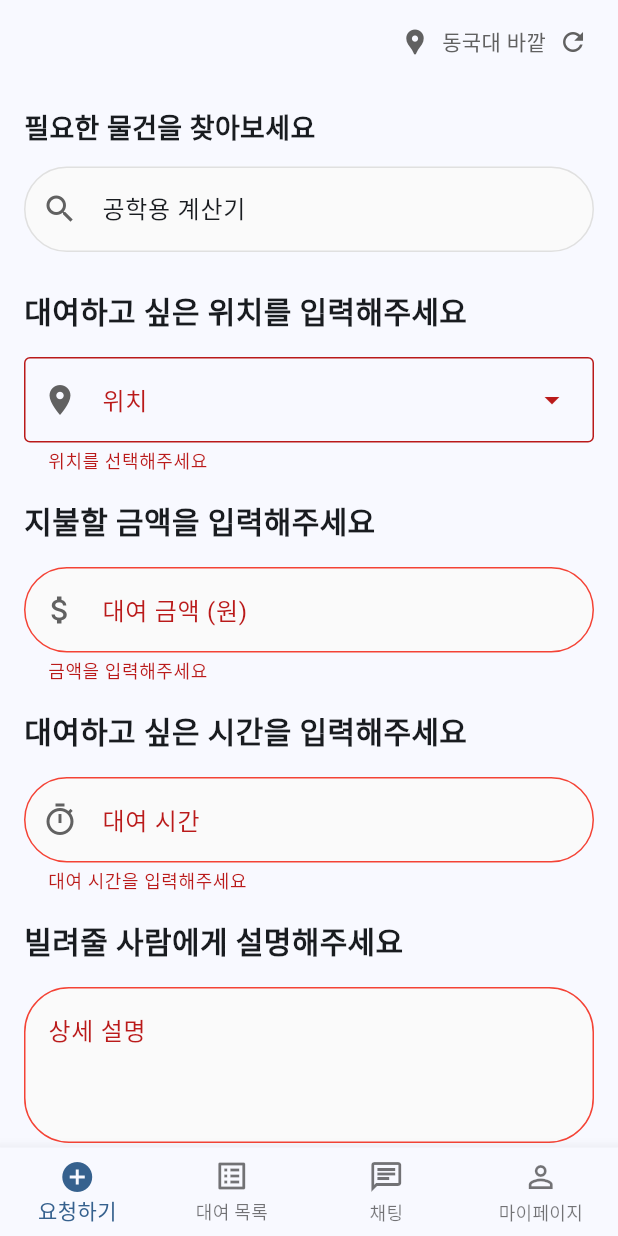
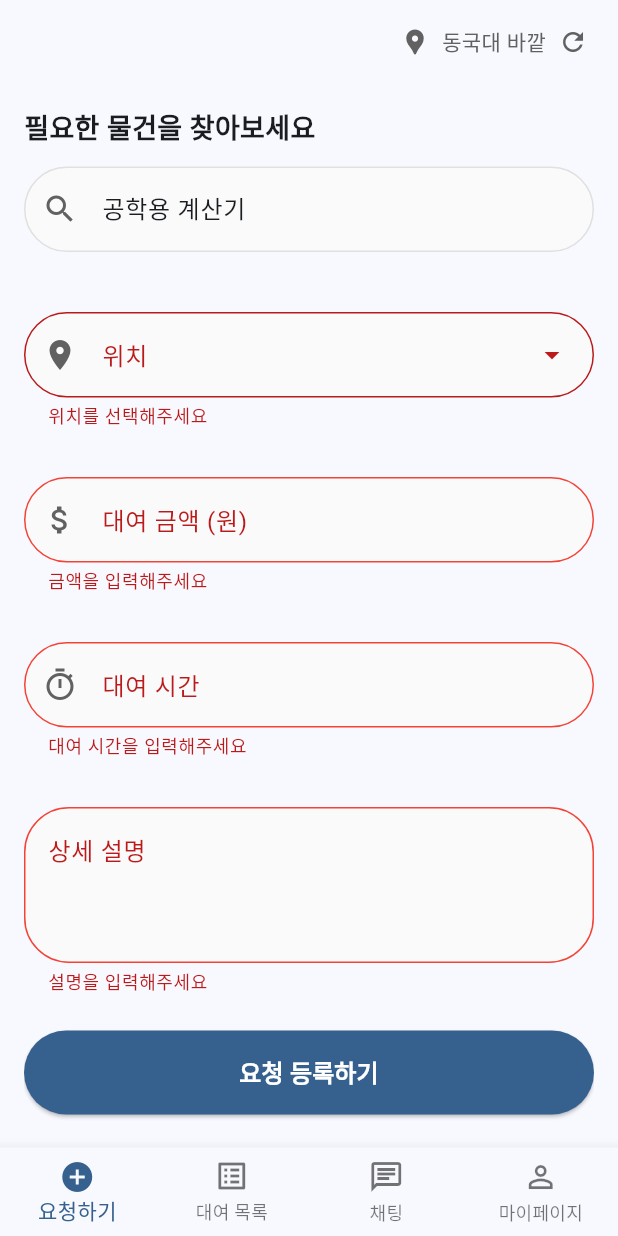
Before and after one commit to com0ze/OSSP_Frontend, a Flutter app: the HomeNavigation screen opened directly, after a tap on "자주 찾음", after a tap on "요청 등록하기", on a phone screen of 412 x 824 dp. Run offline on Flutter 3.47's test engine with Material 3 defaults, Android fonts, the phone set to English and light mode, and no system bars; our stand-ins replace dio, firebase_core, firebase_messaging, flutter_local_notifications, flutter_secure_storage, geolocator; missing offline and left inert: maps_toolkit, stomp_dart_client; accounts and stored records are empty; network calls fail.

Commit message:
건물명 한/영 양방향 호환 및 대여 목록 화면 개선

```diff
--- a/lib/managers/location_manager.dart
+++ b/lib/managers/location_manager.dart
@@ -1,5 +1,6 @@
 import 'dart:async';
 import 'dart:convert';
+import 'dart:developer';
 import 'package:flutter/foundation.dart';
 import 'package:flutter/services.dart' show rootBundle;
 import 'package:geolocator/geolocator.dart';
@@ -40,9 +41,17 @@ class BuildingNameTransfer {
     '문화관': 'CULTURE',
   };
 
+  static final Map<String, String> _codeToKorean = Map.fromEntries(
+    _koreanToCode.entries.map((e) => MapEntry(e.value, e.key)),
+  );
+
   /// 한글 건물명 → 영어 코드 (예: '정보문화관' → 'INFO_CULTURE').
   /// 매핑에 없는 값은 원본 문자열을 그대로 반환.
-  static String toCode(String korean) => _koreanToCode[korean] ?? korean;
+  static String toEnglish(String korean) => _koreanToCode[korean] ?? korean;
+
+  /// 영어 코드 → 한글 건물명 (예: 'INFO_CULTURE' → '정보문화관').
+  /// 매핑에 없는 값은 원본 문자열을 그대로 반환.
+  static String toKorean(String english) => _codeToKorean[english] ?? english;
 }
 
 class LocationManager extends ChangeNotifier {
@@ -275,22 +284,22 @@ class LocationManager extends ChangeNotifier {
   /// API 명세: PATCH /users/location, body: { "currentBuilding": "원흥관" }
   Future<void> _sendLocationToServer(String? buildingName) async {
     if (buildingName == null) {
-      debugPrint('[Location] 건물 밖 — 서버 전송 생략');
-      return;
+      log('[Location] 건물 밖 — 건물 이름 변경');
+      buildingName = 'OUTSIDE';
     }
 
-    debugPrint('[Location] (예정) 서버로 위치 전송 → $buildingName');
+    log('[Location] 서버로 위치 전송 → $buildingName');
 
     // ── 백엔드 연결 시 아래 주석을 해제하세요 ──────────────────
     //
     try {
       await ApiClient().dio.patch(
         '/api/v1/users/location',
-        data: {'currentBuilding': BuildingNameTransfer.toCode(buildingName)},
+        data: {'currentBuilding': BuildingNameTransfer.toEnglish(buildingName)},
       );
-      debugPrint('[Location] 서버 위치 갱신 성공 → $buildingName');
+      log('[Location] 서버 위치 갱신 성공 → $buildingName');
     } catch (e) {
-      debugPrint('[Location] 서버 위치 갱신 실패: $e');
+      log('[Location] 서버 위치 갱신 실패: $e');
     }
 
     // ─────────────────────────────────────────────────────
--- a/lib/screens/item_detail_screen.dart
+++ b/lib/screens/item_detail_screen.dart
@@ -1,6 +1,7 @@
 import 'package:flutter/material.dart';
 import '/extensions/theme_extension.dart';
 import '/managers/data_manager.dart';
+import '/managers/location_manager.dart';
 import '/managers/login_manager.dart';
 import '/models/match.dart';
 import '/models/rental_item.dart';
@@ -129,7 +130,7 @@ class _ItemDetailScreenState extends State<ItemDetailScreen> {
                             _InfoRow(
                               icon: Icons.location_on,
                               label: '위치',
-                              value: currentItem.buildingName,
+                              value: BuildingNameTransfer.toKorean(currentItem.buildingName),
                             ),
                             const SizedBox(height: 12),
                             _InfoRow(
--- a/lib/screens/rental_request_screen.dart
+++ b/lib/screens/rental_request_screen.dart
@@ -263,17 +263,12 @@ class _RentalRequestScreenState extends State<RentalRequestScreen> {
       key: const ValueKey('phase2'),
       crossAxisAlignment: CrossAxisAlignment.stretch,
       children: [
-        const SizedBox(height: 16),
-        const Text(
-          '대여하고 싶은 위치를 입력해주세요',
-          style: TextStyle(fontSize: 20, fontWeight: FontWeight.bold),
-        ),
-        const SizedBox(height: 16),
+        const SizedBox(height: 32),
         ListenableBuilder(
           listenable: LocationManager(),
           builder: (context, _) {
-            return Theme(
-              data: Theme.of(context).copyWith(
+            return DropdownMenu<String>(
+                expandedInsets: EdgeInsets.zero,
                 inputDecorationTheme: InputDecorationTheme(
                   border: OutlineInputBorder(
                     borderRadius: BorderRadius.circular(30),
@@ -289,9 +284,6 @@ class _RentalRequestScreenState extends State<RentalRequestScreen> {
                   filled: true,
                   fillColor: Colors.grey.shade50,
                 ),
-              ),
-              child: DropdownMenu<String>(
-                expandedInsets: EdgeInsets.zero,
                 controller: _placeMenuController,
                 initialSelection: _selectedPlaceId,
                 label: const Text('위치'),
@@ -338,16 +330,10 @@ class _RentalRequestScreenState extends State<RentalRequestScreen> {
                   _selectedPlaceId = value;
                   _placeError = null;
                 }),
-              ),
-            );
+              );
           },
         ),
-        const SizedBox(height: 16),
-        const Text(
-          '지불할 금액을 입력해주세요',
-          style: TextStyle(fontSize: 20, fontWeight: FontWeight.bold),
-        ),
-        const SizedBox(height: 16),
+        const SizedBox(height: 32),
         TextFormField(
           controller: _priceController,
           keyboardType: TextInputType.number,
@@ -363,21 +349,16 @@ class _RentalRequestScreenState extends State<RentalRequestScreen> {
             return null;
           },
         ),
-        const SizedBox(height: 16),
-        const Text(
-          '대여하고 싶은 시간을 입력해주세요',
-          style: TextStyle(fontSize: 20, fontWeight: FontWeight.bold),
-        ),
-        const SizedBox(height: 16),
+        const SizedBox(height: 32),
         TextFormField(
           controller: _durationController,
           keyboardType: TextInputType.number,
           decoration: _roundedDecoration(
             context: context,
             label: '대여 시간',
-            hint: '예: 60',
+            hint: '예: 2',
             prefixIcon: const Icon(Icons.timer_outlined),
-            suffixText: '분',
+            suffixText: '시간',
           ),
           validator: (value) {
             if (value == null || value.isEmpty) return '대여 시간을 입력해주세요';
@@ -386,12 +367,7 @@ class _RentalRequestScreenState extends State<RentalRequestScreen> {
             return null;
           },
         ),
-        const SizedBox(height: 16),
-        const Text(
-          '빌려줄 사람에게 설명해주세요',
-          style: TextStyle(fontSize: 20, fontWeight: FontWeight.bold),
-        ),
-        const SizedBox(height: 16),
+        const SizedBox(height: 32),
         TextFormField(
           controller: _descriptionController,
           maxLines: 3,
--- a/lib/widgets/rental_item_widget_factory.dart
+++ b/lib/widgets/rental_item_widget_factory.dart
@@ -1,5 +1,6 @@
 import 'package:flutter/material.dart';
 import '/extensions/theme_extension.dart';
+import '/managers/location_manager.dart';
 import '/models/rental_item.dart';
 import '/widgets/widget_factory.dart';
 
@@ -66,7 +67,7 @@ class RentalItemWidgetFactory extends WidgetFactory {
                     color: context.primaryColor,
                   ),
                   const SizedBox(width: 4),
-                  Text(item.buildingName),
+                  Text(BuildingNameTransfer.toKorean(item.buildingName)),
                   const Spacer(),
                   Text(
                     '${item.price.toString().replaceAllMapped(RegExp(r'(\d{1,3})(?=(\d{3})+(?!\d))'), (Match m) => '${m[1]},')}원',
```
Also changed, not shown: lib/managers/data_manager.dart (+5 -3 lines), lib/screens/rental_list_screen.dart (+47 -20 lines), lib/screens/setting_screen.dart (+0 -19 lines), 1 other file.
